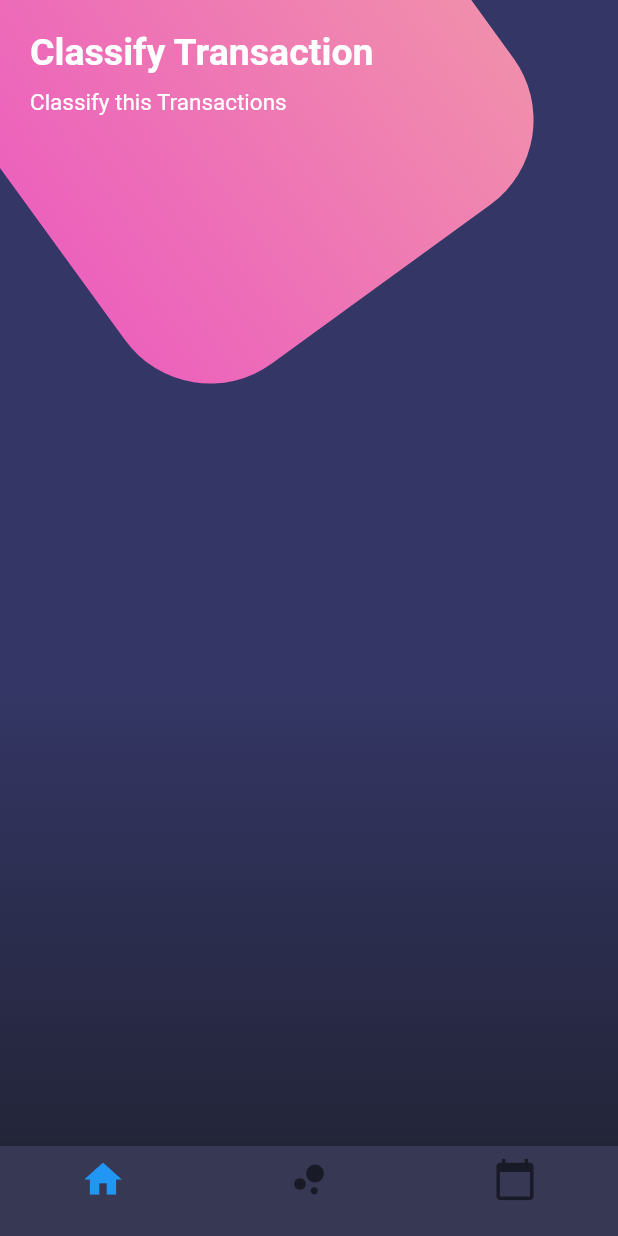
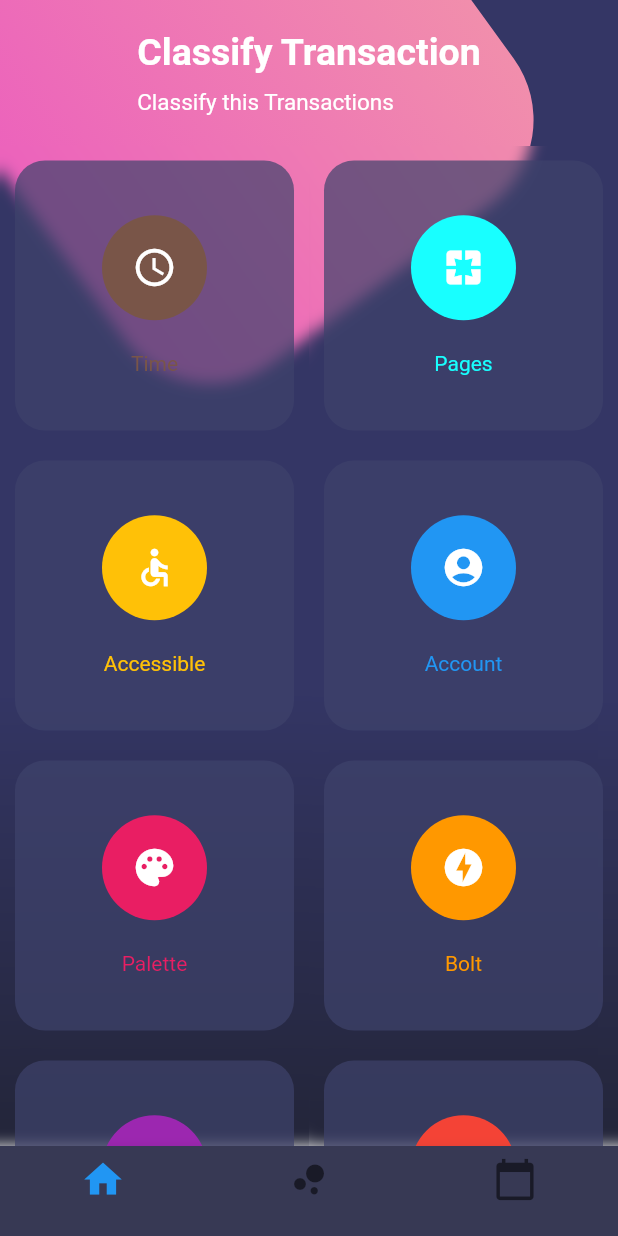
Before and after one commit to OpsonDuran/desings_ui_example_flutter, a Flutter app: the screen it shows after launch, on a phone screen of 412 x 824 dp. Run offline on Flutter 3.47's test engine with Material 2 defaults, Android fonts, the phone set to English and light mode, and no system bars.

Commit message:
add buttonsCustoms whit parameters

```diff
--- a/lib/src/views/buttons_view.dart
+++ b/lib/src/views/buttons_view.dart
@@ -1,7 +1,8 @@
 import 'dart:math';
+import 'dart:ui' as prefix0;
+import 'dart:ui';
 
 import 'package:flutter/material.dart';
-import 'package:flutter/services.dart';
 
 class ButtonsView extends StatelessWidget {
   @override
@@ -20,6 +21,7 @@ class ButtonsView extends StatelessWidget {
               child: Column(
             children: <Widget>[
               _titles(),
+              _buttonsCustom(),
             ],
           ))
         ],
@@ -92,22 +94,74 @@ class ButtonsView extends StatelessWidget {
     );
   }
 
-
-  Widget _bottonNavigationBar(BuildContext context){
+  Widget _bottonNavigationBar(BuildContext context) {
     return Theme(
       data: Theme.of(context).copyWith(
-        canvasColor: Color.fromRGBO(55, 57, 84, 1.0),
-        primaryColor: Colors.pinkAccent,
-        textTheme: Theme.of(context).textTheme.copyWith(
-          caption:TextStyle(color: Color.fromRGBO(116, 117, 152, 1.0) )
-        )
-      ),
-      child: BottomNavigationBar(
-        items:[
-          BottomNavigationBarItem(icon: Icon(Icons.home,size: 30.0,),title: Container()),
-          BottomNavigationBarItem(icon: Icon(Icons.bubble_chart,size: 30.0),title: Container()),
-          BottomNavigationBarItem(icon: Icon(Icons.calendar_today,size: 30.0),title: Container()),
-        ]
+          canvasColor: Color.fromRGBO(55, 57, 84, 1.0),
+          primaryColor: Colors.pinkAccent,
+          textTheme: Theme.of(context).textTheme.copyWith(
+              caption: TextStyle(color: Color.fromRGBO(116, 117, 152, 1.0)))),
+      child: BottomNavigationBar(items: [
+        BottomNavigationBarItem(
+            icon: Icon(
+              Icons.home,
+              size: 30.0,
+            ),
+            title: Container()),
+        BottomNavigationBarItem(
+            icon: Icon(Icons.bubble_chart, size: 30.0), title: Container()),
+        BottomNavigationBarItem(
+            icon: Icon(Icons.calendar_today, size: 30.0), title: Container()),
+      ]),
+    );
+  }
+
+  Widget _buttonsCustom() {
+    return Table(
+      children: [
+        TableRow(children: [
+          _createButtonCustom(Colors.brown,Icons.access_time,'Time'),
+          _createButtonCustom(Colors.cyanAccent,Icons.pages,'Pages'),
+        ]),
+        TableRow(children: [
+          _createButtonCustom(Colors.amber,Icons.accessible,'Accessible'),
+          _createButtonCustom(Colors.blue,Icons.account_circle, 'Account'),
+        ]),
+        TableRow(children: [
+          _createButtonCustom(Colors.pink,Icons.palette,'Palette'),
+          _createButtonCustom(Colors.orange,Icons.offline_bolt,'Bolt'),
+        ]),
+        TableRow(children: [
+          _createButtonCustom(Colors.purple,Icons.vpn_key,'keys'),
+          _createButtonCustom(Colors.red,Icons.warning,'Warnings'),
+        ])
+      ],
+    );
+  }
+
+  Widget _createButtonCustom(Color color,IconData icon,String text) {
+    return ClipRect(
+          child: BackdropFilter(
+        filter: ImageFilter.blur(sigmaX: 5.0,sigmaY: 5.0),
+            child: Container(
+          height: 180.0,
+          margin: EdgeInsets.all(10.0),
+          decoration: BoxDecoration(
+            borderRadius: BorderRadius.circular(20.0),
+            color: Color.fromRGBO(62, 66, 107, 0.70),
+          ),
+          child: Column(
+            mainAxisAlignment: MainAxisAlignment.spaceAround,
+            children: <Widget>[
+              SizedBox(height: 5.0,),
+            CircleAvatar(
+              backgroundColor: color,
+              radius: 35.0,
+              child: Icon(icon,color: Colors.white,size: 30.0,),),
+              Text(text,style: TextStyle(color: color),),
+              SizedBox(height: 5.0,)
+          ],),
+        ),
       ),
     );
   }
```
